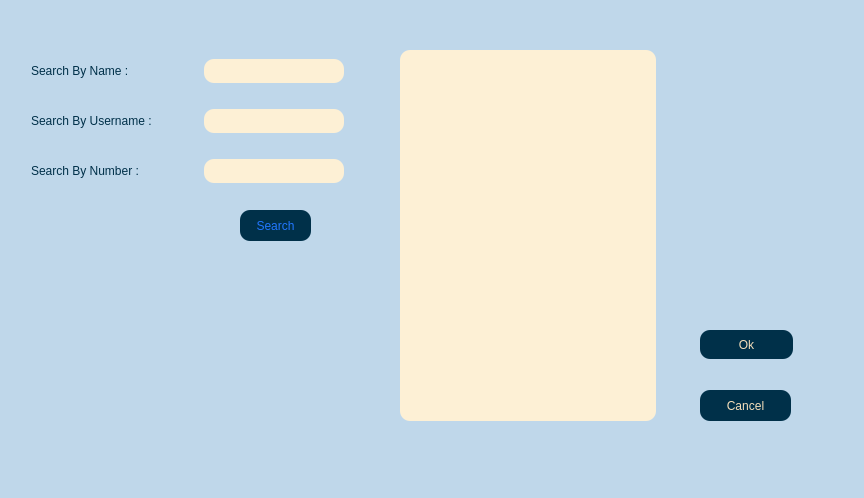
Before: the Qt Designer form client/search.ui in AP-projects-4001/jan-ghahve, drawn with Qt 5.
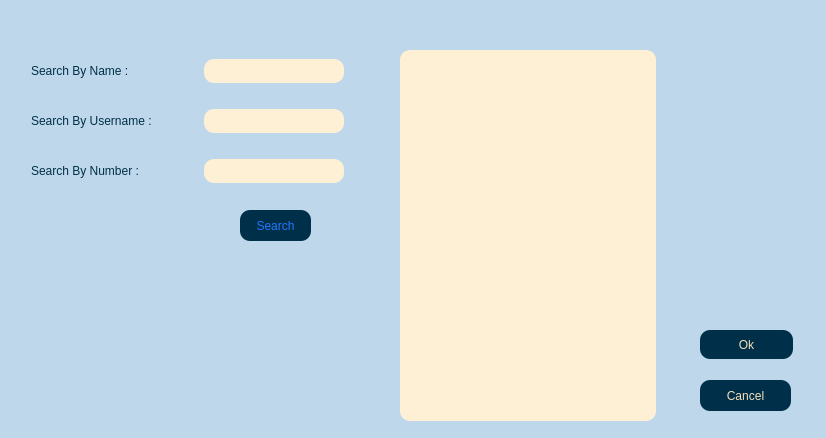
After: the same form once the commit is applied.

What changed in the file:
```diff
--- a/client/search.ui
+++ b/client/search.ui
@@ -6,8 +6,8 @@
    <rect>
     <x>0</x>
     <y>0</y>
-    <width>864</width>
-    <height>498</height>
+    <width>826</width>
+    <height>438</height>
    </rect>
   </property>
   <property name="windowTitle">
@@ -21,7 +21,7 @@
    <property name="geometry">
     <rect>
      <x>700</x>
-     <y>390</y>
+     <y>380</y>
      <width>91</width>
      <height>31</height>
     </rect>
```
